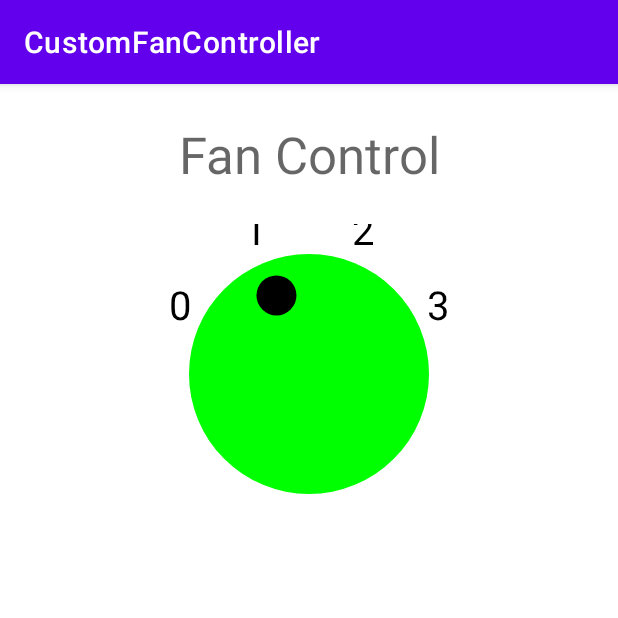
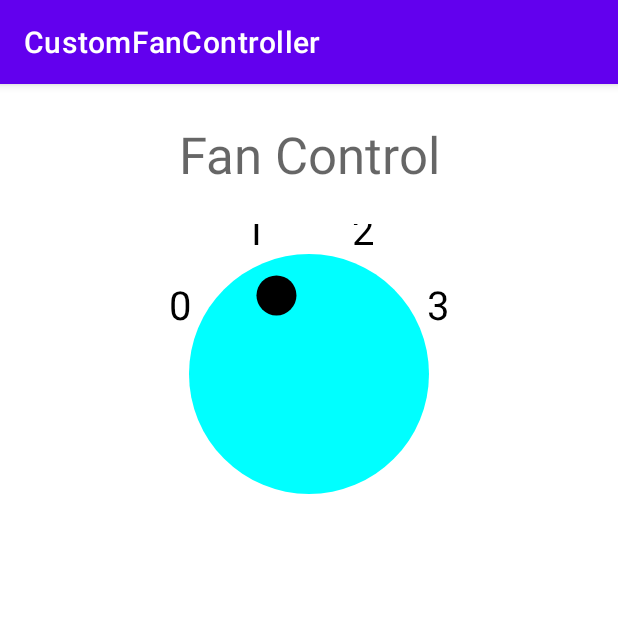
Before and after one commit to Adnan4456/CustomFanControllerView, an Android app: the screen it shows after launch (MainActivity), after a tap on an icon or button, on a phone screen of 412 x 824 dp, the top half of it. Run offline under Robolectric (Android 15) with nearby library versions, the phone set to English and light mode, and no system bars.

```diff
--- a/app/src/main/java/com/example/customfancontroller/DialView.kt
+++ b/app/src/main/java/com/example/customfancontroller/DialView.kt
@@ -6,6 +6,11 @@ import android.graphics.Color
 import android.graphics.Paint
 import android.util.AttributeSet
 import android.view.View
+import android.R
+
+import android.content.res.TypedArray
+import android.util.Log
+
 
 class DialView: View {
 
@@ -28,17 +33,23 @@ class DialView: View {
     private val mTempLabel = StringBuffer(8)
     private val mTempResult = FloatArray(2)
 
+    // Set default fan on and fan off colors
+    var mFanOnColor = Color.CYAN;
+    var mFanOffColor = Color.GRAY;
+    lateinit var attrs: AttributeSet
 
     constructor(context: Context) : super(context) {
         init()
     }
 
     constructor(context:Context, attrs: AttributeSet): super(context , attrs){
+        this.attrs = attrs
         init()
     }
 
     constructor(context:Context, attrs:AttributeSet, defStyleAttr:Int):
             super(context , attrs , defStyleAttr){
+        this.attrs = attrs
         init()
     }
 
@@ -53,23 +64,46 @@ class DialView: View {
         mTextPaint!!.setTextSize(40f)
 
         mDialPaint =  Paint(Paint.ANTI_ALIAS_FLAG)
-        mDialPaint!!.setColor(Color.GRAY)
+        mDialPaint!!.setColor(mFanOffColor)
         // Initialize current selection.
         mActiveSelection = 0
+
+        // Get the custom attributes (fanOnColor and fanOffColor) if available.
+//
+//        if(attrs != null){
+//
+//
+//            var typedArray = context.obtainStyledAttributes(attrs,R.s)
+//
+//            // Set the fan on and fan off colors from the attribute values.
+//            // Set the fan on and fan off colors from the attribute values.
+//            mFanOnColor = typedArray.getColor(
+//                R.styleable.DialView_fanOnColor,
+//                mFanOnColor
+//            )
+//            mFanOffColor = typedArray.getColor(
+//                R.styleable.DialView_fanOffColor,
+//                mFanOffColor
+//            )
+//            typedArray.recycle()
+//
+//        }
+
         // TODO: Set up onClick listener for this view.
         setOnClickListener { // Rotate selection to the next valid choice.
             mActiveSelection = (mActiveSelection + 1) % SELECTION_COUNT
+            Log.d("ManActivity"," selection $mActiveSelection")
+
             // Set dial background color to green if selection is >= 1.
             if (mActiveSelection >= 1) {
-                mDialPaint!!.color = Color.GREEN
+                mDialPaint!!.color = mFanOnColor
             } else {
-                mDialPaint!!.color = Color.GRAY
+                mDialPaint!!.color = mFanOffColor
             }
             // Redraw the view.
             invalidate()
         }
     }
-
 
 //    The onSizeChanged() method is called when the layout is
 //    inflated and when the view has changed.
--- a/app/src/main/res/layout/activity_main.xml
+++ b/app/src/main/res/layout/activity_main.xml
@@ -29,6 +29,8 @@
         android:layout_marginLeft = "8dp"
         android:layout_marginRight = "8dp"
         android:layout_marginTop = "8dp"
+        app:fanOffColor="@color/gray1"
+        app:fanOnColor="@color/cyan1"
         />
 
 </androidx.constraintlayout.widget.ConstraintLayout>
--- a/app/src/main/res/values/colors.xml
+++ b/app/src/main/res/values/colors.xml
@@ -7,4 +7,13 @@
     <color name="teal_700">#FF018786</color>
     <color name="black">#FF000000</color>
     <color name="white">#FFFFFFFF</color>
+
+
+        <color name="red1">#FF2222</color>
+        <color name="green1">#22FF22</color>
+        <color name="blue1">#2222FF</color>
+        <color name="cyan1">#22FFFF</color>
+        <color name="gray1">#8888AA</color>
+        <color name="yellow1">#ffff22</color>
+
 </resources>
```
Also changed, not shown: app/src/main/res/values/attr.xml (added, +11 -0 lines).
